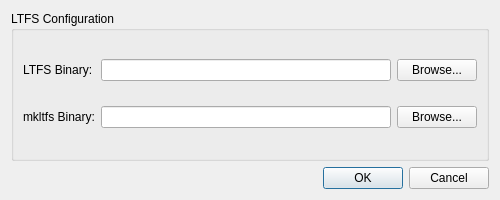
First picture: the form in src/ui/SettingsDialog.ui, repository Gypsop/QLTOTapeMan, before the edit.
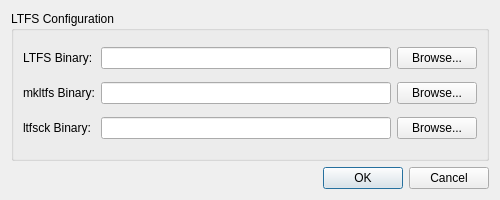
Second picture: the form after the edit.

Diff of the .ui file:
```diff
--- a/src/ui/SettingsDialog.ui
+++ b/src/ui/SettingsDialog.ui
@@ -54,6 +54,23 @@
         </property>
        </widget>
       </item>
+      <item row="2" column="0">
+       <widget class="QLabel" name="label_3">
+        <property name="text">
+         <string>ltfsck Binary:</string>
+        </property>
+       </widget>
+      </item>
+      <item row="2" column="1">
+       <widget class="QLineEdit" name="lineEditLtfsck"/>
+      </item>
+      <item row="2" column="2">
+       <widget class="QPushButton" name="btnBrowseLtfsck">
+        <property name="text">
+         <string>Browse...</string>
+        </property>
+       </widget>
+      </item>
      </layout>
     </widget>
    </item>
```
